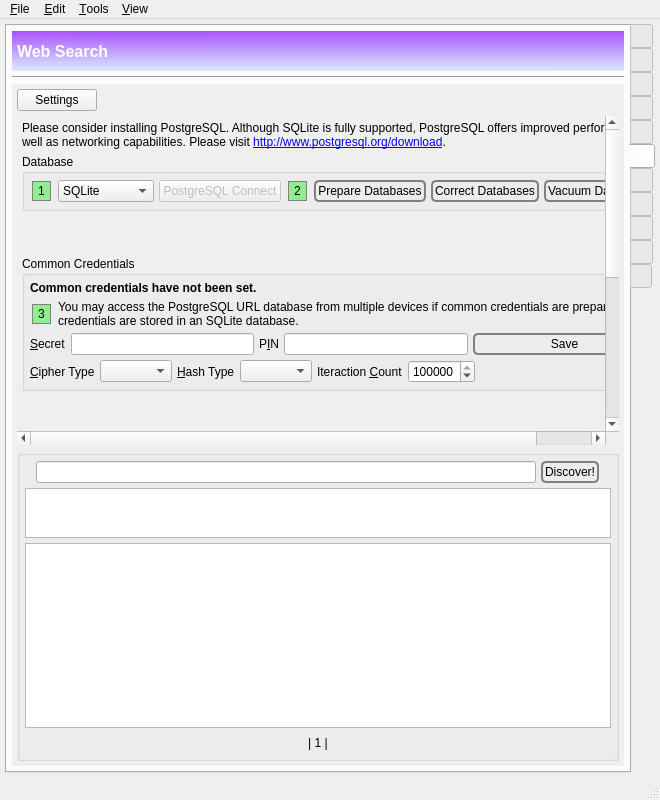
This is branches/trunk/GoldBug-UI/controlcenter.ui in textbrowser/spot-on as Qt 5 draws it before an edit. The edited form follows.
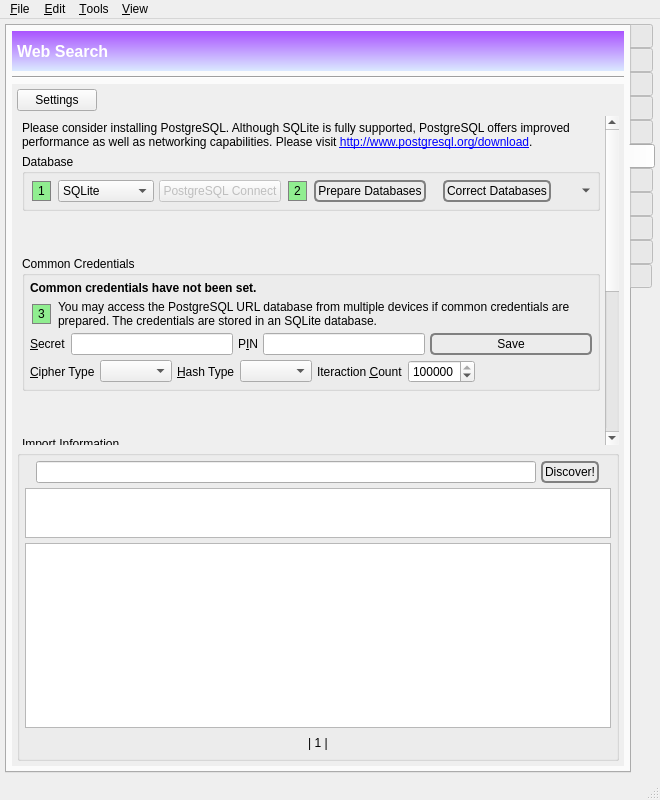
This is the edited form. The open tabs and pages were chosen to show the change. Icons and pictures are not drawn. Custom widgets are drawn as their Qt base class.

Diff of the .ui file:
```diff
--- a/branches/trunk/GoldBug-UI/controlcenter.ui
+++ b/branches/trunk/GoldBug-UI/controlcenter.ui
@@ -5056,7 +5056,7 @@
             <rect>
              <x>0</x>
              <y>0</y>
-             <width>634</width>
+             <width>636</width>
              <height>660</height>
             </rect>
            </property>
@@ -5131,10 +5131,10 @@
               <widget class="QWidget" name="scrollAreaWidgetContents_12">
                <property name="geometry">
                 <rect>
-                 <x>0</x>
+                 <x>-88</x>
                  <y>0</y>
-                 <width>689</width>
-                 <height>709</height>
+                 <width>698</width>
+                 <height>708</height>
                 </rect>
                </property>
                <layout class="QVBoxLayout" name="verticalLayout_65">
@@ -5314,10 +5314,7 @@
                     </widget>
                    </item>
                    <item>
-                    <widget class="QPushButton" name="deleteAllUrls">
-                     <property name="toolTip">
-                      <string>&lt;html&gt;&lt;head/&gt;&lt;body&gt;&lt;p&gt;Vacuum most URL database tables.&lt;/p&gt;&lt;/body&gt;&lt;/html&gt;</string>
-                     </property>
+                    <widget class="QToolButton" name="deleteAllUrls">
                      <property name="styleSheet">
                       <string notr="true">QPushButton {
  border: 2px solid gray;
@@ -5339,8 +5336,15 @@
      border-style: inset;
  }</string>
                      </property>
-                     <property name="text">
-                      <string>Vacuum Databases</string>
+                     <property name="icon">
+                      <iconset resource="../Icons/icons.qrc">
+                       <normaloff>:/generic/menu.png</normaloff>:/generic/menu.png</iconset>
+                     </property>
+                     <property name="popupMode">
+                      <enum>QToolButton::MenuButtonPopup</enum>
+                     </property>
+                     <property name="autoRaise">
+                      <bool>true</bool>
                      </property>
                     </widget>
                    </item>
```
Left out of the diff: 659 changed lines with no effect on the pictures.
